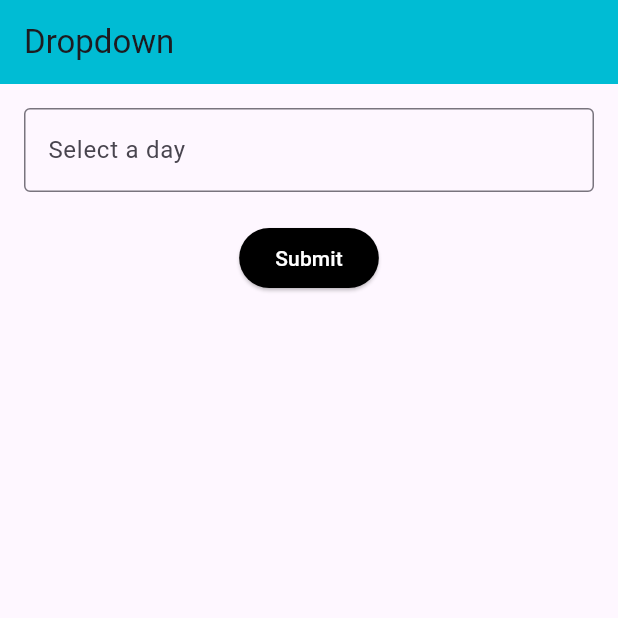
After one commit to Indeshsingh/flutter_intern, a Flutter app: the screen it shows after launch, after a tap on "Submit", on a phone screen of 412 x 824 dp, the top half of it. The commit adds this screen. Run offline on Flutter 3.47's test engine with Material 3 defaults, Android fonts, the phone set to English and light mode, and no system bars; our stand-ins replace shared_preferences.

Commit message:
created dropdown using listview.builder and showed all the previous screen

```diff
--- /dev/null
+++ b/lib/day10/dropdown2_screen.dart
@@ -0,0 +1,160 @@
+import 'package:flutter/material.dart';
+import 'package:flutter_intern/day1/appbar_screen.dart';
+import 'package:flutter_intern/day3/pageview_screen.dart';
+import 'package:flutter_intern/day4/appbar_bottomnav_screen.dart';
+import 'package:flutter_intern/day4/home_screen.dart';
+import 'package:flutter_intern/day5/day5_screen.dart';
+import 'package:flutter_intern/day6/dropdown1_screen.dart';
+import 'package:flutter_intern/day7/form_screen.dart';
+import 'package:flutter_intern/day8/sharedprefence_screen.dart';
+import 'package:flutter_intern/day9/validatorform_screen.dart';
+
+// Import all your screens here
+
+class Dropdown2Screen extends StatefulWidget {
+  const Dropdown2Screen({super.key});
+
+  @override
+  _Dropdown2ScreenState createState() => _Dropdown2ScreenState();
+}
+
+class _Dropdown2ScreenState extends State<Dropdown2Screen> {
+  List<String> days = [
+    'day1',
+    'day2',
+    'day3',
+    'day4',
+    'day5',
+    'day6',
+    'day7',
+    'day8',
+    'day9',
+  ];
+
+  String? selectedDay;
+
+  final Map<String, Widget Function(BuildContext)> dayScreenMap = {
+    'day1': (context) => const AppbarScreen(),
+    'day2': (context) => const AppbarBottomnavScreen(),
+    'day3': (context) => const PageviewScreen(),
+    'day4': (context) => const HomeScreen(),
+    'day5': (context) => const Day5Screen(),
+    'day6': (context) => const Dropdown1Screen(),
+    'day7': (context) => const FormScreen(),
+    'day8': (context) => const SharedprefenceScreen(),
+    'day9': (context) => const ValidatorformScreen(),
+  };
+
+  @override
+  Widget build(BuildContext context) {
+    return Scaffold(
+      appBar: AppBar(
+        backgroundColor: Colors.cyan,
+        title: const Text('Dropdown'),
+      ),
+      body: Padding(
+        padding: const EdgeInsets.all(16.0),
+        child: Column(
+          children: [
+            TextField(
+              decoration: const InputDecoration(
+                border: OutlineInputBorder(),
+                labelText: 'Select a day',
+              ),
+              readOnly: true,
+              onTap: _showDropdownMenu,
+              controller: TextEditingController(text: selectedDay),
+            ),
+            const SizedBox(height: 20),
+            ElevatedButton(
+              style: ButtonStyle(
+                backgroundColor: MaterialStateProperty.all(Colors.black),
+              ),
+              onPressed: () {
+                if (selectedDay != null &&
+                    dayScreenMap.containsKey(selectedDay)) {
+                  Navigator.push(
+                    context,
+                    MaterialPageRoute(
+                      builder: dayScreenMap[selectedDay]!,
+                    ),
+                  );
+                }
+              },
+              child: const Text(
+                'Submit',
+                style: TextStyle(color: Colors.white),
+              ),
+            ),
+          ],
+        ),
+      ),
+    );
+  }
+
+  void _showDropdownMenu() async {
+    String? selected = await showDialog<String>(
+      context: context,
+      builder: (BuildContext context) {
+        return AlertDialog(
+          content: SizedBox(
+            width: double.maxFinite,
+            child: ListView.builder(
+              shrinkWrap: true,
+              itemCount: days.length,
+              itemBuilder: (BuildContext context, int index) {
+                return ListTile(
+                  title: Text(days[index]),
+                  onTap: () {
+                    Navigator.of(context).pop(days[index]);
+                  },
+                );
+              },
+            ),
+          ),
+        );
+      },
+    );
+
+    if (selected != null) {
+      setState(() {
+        selectedDay = selected;
+      });
+    }
+  }
+}
+
+// Sample screens for demonstration purposes
+class AppBarScreen extends StatelessWidget {
+  const AppBarScreen({super.key});
+
+  @override
+  Widget build(BuildContext context) {
+    return Scaffold(
+      appBar: AppBar(
+        title: const Text('AppBar Screen'),
+      ),
+      body: const Center(
+        child: Text('AppBar Screen Content'),
+      ),
+    );
+  }
+}
+
+class DetailScreen extends StatelessWidget {
+  const DetailScreen({super.key});
+
+  @override
+  Widget build(BuildContext context) {
+    return Scaffold(
+      appBar: AppBar(
+        title: const Text('Detail Screen'),
+      ),
+      body: const Center(
+        child: Text('Detail Screen Content'),
+      ),
+    );
+  }
+}
+
+// Add the rest of your screen classes here (PageViewScreen, HomeScreen, etc.)
--- a/lib/main.dart
+++ b/lib/main.dart
@@ -1,5 +1,6 @@
 import 'package:flutter/material.dart';
 import 'package:flutter_intern/day1/appbar_screen.dart';
+import 'package:flutter_intern/day10/dropdown2_screen.dart';
 import 'package:flutter_intern/day3/pageview_screen.dart';
 import 'package:flutter_intern/day4/appbar_bottomnav_screen.dart';
 import 'package:flutter_intern/day4/contact_screen.dart';
@@ -22,7 +23,7 @@ class MyApp extends StatelessWidget {
     return const MaterialApp(
       debugShowCheckedModeBanner: false,
       // title: 'Homepage',
-      home: ValidatorformScreen(),
+      home: Dropdown2Screen(),
     );
   }
 }
```
Also changed, not shown: lib/day6/dropdown1_screen.dart (+4 -4 lines), lib/day9/validatorform_screen.dart (+10 -2 lines).
